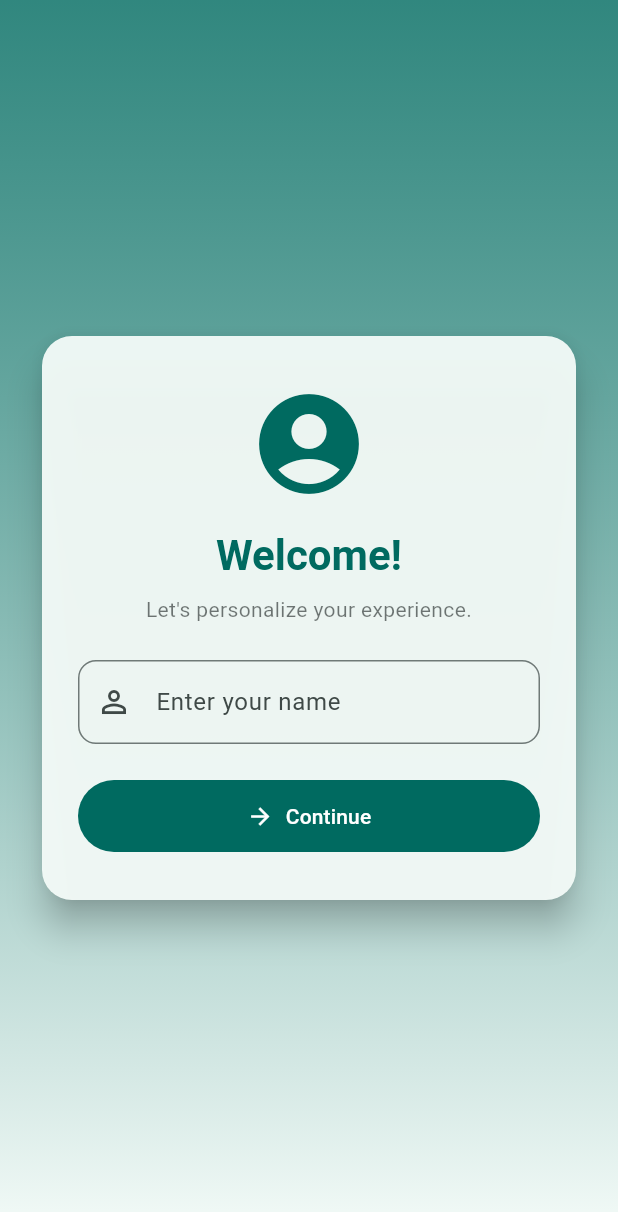
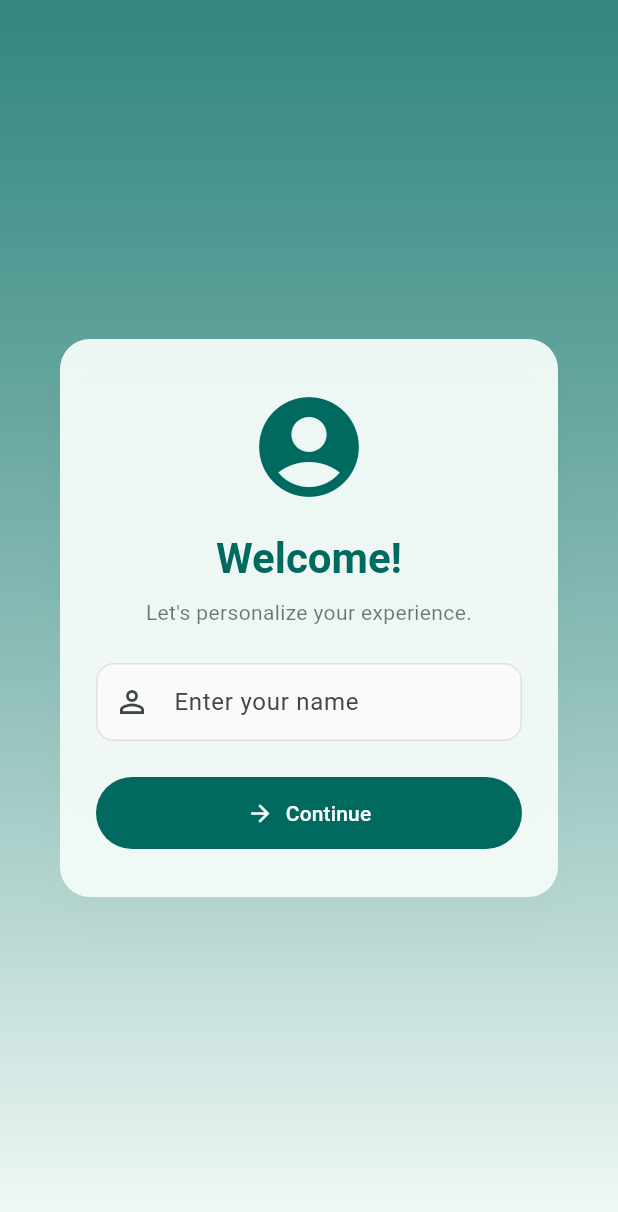
Before and after one commit to thedeepurajput/Tracker, a Flutter app: the screen it shows after launch, on a phone screen of 412 x 824 dp. Shown: the top 1212 px of the screen. Run offline on Flutter 3.47's test engine with Material 3 defaults, Android fonts, the phone set to English and light mode, and no system bars; our stand-ins replace open_file, pdf, shared_preferences, sqflite; accounts and stored records are empty.

Commit message:
Enhance UI

```diff
--- a/lib/main.dart
+++ b/lib/main.dart
@@ -1,6 +1,5 @@
 import 'package:flutter/material.dart';
 import 'package:tracker/services/pre_Homepage.dart';
-
 
 void main() {
   runApp(const MyApp());
@@ -16,6 +15,62 @@ class MyApp extends StatelessWidget {
       theme: ThemeData(
         useMaterial3: true,
         colorSchemeSeed: Colors.teal,
+        brightness: Brightness.light,
+        appBarTheme: AppBarTheme(
+          elevation: 0,
+          backgroundColor: Colors.teal.shade600,
+          foregroundColor: Colors.white,
+          centerTitle: true,
+          titleTextStyle: const TextStyle(
+            fontSize: 20,
+            fontWeight: FontWeight.w600,
+            color: Colors.white,
+          ),
+        ),
+        floatingActionButtonTheme: FloatingActionButtonThemeData(
+          backgroundColor: Colors.teal.shade600,
+          elevation: 8,
+          extendedPadding: const EdgeInsets.all(20),
+        ),
+        elevatedButtonTheme: ElevatedButtonThemeData(
+          style: ElevatedButton.styleFrom(
+            backgroundColor: Colors.teal.shade600,
+            foregroundColor: Colors.white,
+            elevation: 4,
+            shadowColor: Colors.teal.withOpacity(0.4),
+            padding: const EdgeInsets.symmetric(horizontal: 24, vertical: 14),
+            shape: RoundedRectangleBorder(
+              borderRadius: BorderRadius.circular(12),
+            ),
+          ),
+        ),
+        cardTheme: CardThemeData(
+          elevation: 2,
+          shadowColor: Colors.black.withOpacity(0.08),
+          shape: RoundedRectangleBorder(
+            borderRadius: BorderRadius.circular(16),
+          ),
+          margin: const EdgeInsets.symmetric(horizontal: 16, vertical: 8),
+        ),
+        inputDecorationTheme: InputDecorationTheme(
+          filled: true,
+          fillColor: Colors.grey.shade50,
+          contentPadding:
+              const EdgeInsets.symmetric(horizontal: 16, vertical: 14),
+          border: OutlineInputBorder(
+            borderRadius: BorderRadius.circular(12),
+            borderSide: BorderSide(color: Colors.grey.shade300),
+          ),
+          enabledBorder: OutlineInputBorder(
+            borderRadius: BorderRadius.circular(12),
+            borderSide: BorderSide(color: Colors.grey.shade300),
+          ),
+          focusedBorder: OutlineInputBorder(
+            borderRadius: BorderRadius.circular(12),
+            borderSide: BorderSide(color: Colors.teal.shade600, width: 2),
+          ),
+        ),
+        scaffoldBackgroundColor: Colors.grey.shade50,
       ),
       debugShowCheckedModeBanner: false,
       home: const PreHomePage(),
--- a/lib/services/DatabaseHelper.dart
+++ b/lib/services/DatabaseHelper.dart
@@ -28,7 +28,7 @@ class ExpenseDatabase {
 
       return await openDatabase(
         path,
-        version: 5, // Increased version for adding customCategoryId column
+        version: 5, // Version for customCategoryId column
         onCreate: _createDB,
         onUpgrade: _upgradeDB,
         onOpen: (db) async {
@@ -176,7 +176,8 @@ class ExpenseDatabase {
     if (oldVersion < 5) {
       // Add customCategoryId column for version 5
       try {
-        await db.execute('ALTER TABLE transactions ADD COLUMN customCategoryId TEXT');
+        await db.execute(
+            'ALTER TABLE transactions ADD COLUMN customCategoryId TEXT');
       } catch (e) {
         print('Database upgrade error for version 5: $e');
         await _createDB(db, newVersion);
@@ -265,7 +266,8 @@ class ExpenseDatabase {
           'paymentMethod': transaction.paymentMethod.toString().split('.').last,
           'isRecurring': transaction.isRecurring ? 1 : 0,
           'transactionType': transactionType,
-          'incomeCategory': isIncome ? _getIncomeCategoryFromTitle(transaction.title) : null,
+          'incomeCategory':
+              isIncome ? _getIncomeCategoryFromTitle(transaction.title) : null,
           'customCategoryId': transaction.customCategoryId,
         },
         conflictAlgorithm: ConflictAlgorithm.replace,
@@ -290,7 +292,8 @@ class ExpenseDatabase {
         return ExpenseItem(
           id: json['id'] as String,
           title: json['title'] as String,
-          amount: (json['amount'] is num ? json['amount'] as num : 0.0).toDouble(),
+          amount:
+              (json['amount'] is num ? json['amount'] as num : 0.0).toDouble(),
           category: ExpenseCategory.values.firstWhere(
             (e) => e.toString().split('.').last == json['category'],
             orElse: () => ExpenseCategory.other,
@@ -329,7 +332,8 @@ class ExpenseDatabase {
         return ExpenseItem(
           id: json['id'] as String,
           title: json['title'] as String,
-          amount: (json['amount'] is num ? json['amount'] as num : 0.0).toDouble(),
+          amount:
+              (json['amount'] is num ? json['amount'] as num : 0.0).toDouble(),
           category: ExpenseCategory.values.firstWhere(
             (e) => e.toString().split('.').last == json['category'],
             orElse: () => ExpenseCategory.other,
@@ -363,7 +367,8 @@ class ExpenseDatabase {
         return ExpenseItem(
           id: json['id'] as String,
           title: json['title'] as String,
-          amount: (json['amount'] is num ? json['amount'] as num : 0.0).toDouble(),
+          amount:
+              (json['amount'] is num ? json['amount'] as num : 0.0).toDouble(),
           category: ExpenseCategory.values.firstWhere(
             (e) => e.toString().split('.').last == json['category'],
             orElse: () => ExpenseCategory.other,
@@ -413,7 +418,9 @@ class ExpenseDatabase {
       double totalExpenses = 0.0;
 
       for (final transaction in result) {
-        final amount = (transaction['amount'] is num ? transaction['amount'] as num : 0.0).toDouble();
+        final amount =
+            (transaction['amount'] is num ? transaction['amount'] as num : 0.0)
+                .toDouble();
         if (amount < 0) {
           totalIncome += amount.abs();
         } else {
@@ -464,7 +471,8 @@ class ExpenseDatabase {
           'paymentMethod': transaction.paymentMethod.name,
           'isRecurring': transaction.isRecurring ? 1 : 0,
           'transactionType': transactionType,
-          'incomeCategory': isIncome ? _getIncomeCategoryFromTitle(transaction.title) : null,
+          'incomeCategory':
+              isIncome ? _getIncomeCategoryFromTitle(transaction.title) : null,
         },
         where: 'id = ?',
         whereArgs: [transaction.id],
@@ -486,13 +494,18 @@ class ExpenseDatabase {
 
     if (titleLower.contains('salary') || titleLower.contains('wage')) {
       return 'salary';
-    } else if (titleLower.contains('business') || titleLower.contains('profit')) {
+    } else if (titleLower.contains('business') ||
+        titleLower.contains('profit')) {
       return 'business';
-    } else if (titleLower.contains('freelance') || titleLower.contains('contract')) {
+    } else if (titleLower.contains('freelance') ||
+        titleLower.contains('contract')) {
       return 'freelance';
-    } else if (titleLower.contains('investment') || titleLower.contains('dividend') || titleLower.contains('interest')) {
+    } else if (titleLower.contains('investment') ||
+        titleLower.contains('dividend') ||
+        titleLower.contains('interest')) {
       return 'investment';
-    } else if (titleLower.contains('bonus') || titleLower.contains('incentive')) {
+    } else if (titleLower.contains('bonus') ||
+        titleLower.contains('incentive')) {
       return 'bonus';
     } else if (titleLower.contains('gift') || titleLower.contains('present')) {
       return 'gift';
@@ -514,10 +527,14 @@ class ExpenseDatabase {
     try {
       final db = await instance.database;
 
-      final totalTransactions = await db.rawQuery('SELECT COUNT(*) as count FROM transactions');
-      final totalExpenses = await db.rawQuery('SELECT COUNT(*) as count FROM transactions WHERE amount > 0');
-      final totalIncome = await db.rawQuery('SELECT COUNT(*) as count FROM transactions WHERE amount < 0');
-      final totalUsers = await db.rawQuery('SELECT COUNT(*) as count FROM users');
+      final totalTransactions =
+          await db.rawQuery('SELECT COUNT(*) as count FROM transactions');
+      final totalExpenses = await db.rawQuery(
+          'SELECT COUNT(*) as count FROM transactions WHERE amount > 0');
+      final totalIncome = await db.rawQuery(
+          'SELECT COUNT(*) as count FROM transactions WHERE amount < 0');
+      final totalUsers =
+          await db.rawQuery('SELECT COUNT(*) as count FROM users');
 
       return {
         'total': totalTransactions.first['count'] as int,
--- a/lib/services/pre_Homepage.dart
+++ b/lib/services/pre_Homepage.dart
@@ -37,6 +37,7 @@ class _PreHomePageState extends State<PreHomePage>
     String? name = prefs.getString('user_name');
 
     if (name != null && name.isNotEmpty) {
+      // Directly go to home without any authentication
       _goToHome(name);
     } else {
       setState(() {
@@ -106,7 +107,7 @@ class _PreHomePageState extends State<PreHomePage>
                 color: theme.colorScheme.background.withOpacity(0.95),
                 child: Padding(
                   padding:
-                  const EdgeInsets.symmetric(horizontal: 24, vertical: 32),
+                      const EdgeInsets.symmetric(horizontal: 24, vertical: 32),
                   child: Column(
                     mainAxisSize: MainAxisSize.min,
                     children: [
@@ -128,7 +129,8 @@ class _PreHomePageState extends State<PreHomePage>
                         "Let's personalize your experience.",
                         textAlign: TextAlign.center,
                         style: theme.textTheme.bodyMedium?.copyWith(
-                          color: theme.colorScheme.onBackground.withOpacity(0.6),
+                          color:
+                              theme.colorScheme.onBackground.withOpacity(0.6),
                         ),
                       ),
                       const SizedBox(height: 24),
--- a/pubspec.yaml
+++ b/pubspec.yaml
@@ -2,7 +2,7 @@ name: tracker
 description: A new Flutter project.
 publish_to: 'none'
 
-version: 1.0.0+1
+version: 3.2.0+1
 
 environment:
   sdk: ">=3.0.0 <4.0.0"
@@ -15,7 +15,6 @@ dependencies:
   sqflite: ^2.3.2
   path: ^1.8.3
   intl: ^0.18.1
-  permission_handler: ^11.0.1
   share_plus: ^7.2.1
   pdf: ^3.10.6
   excel: ^4.0.3
```
Also changed, not shown: pubspec.lock, 2 other files. Lines whose indentation alone changed are shown as unchanged.
